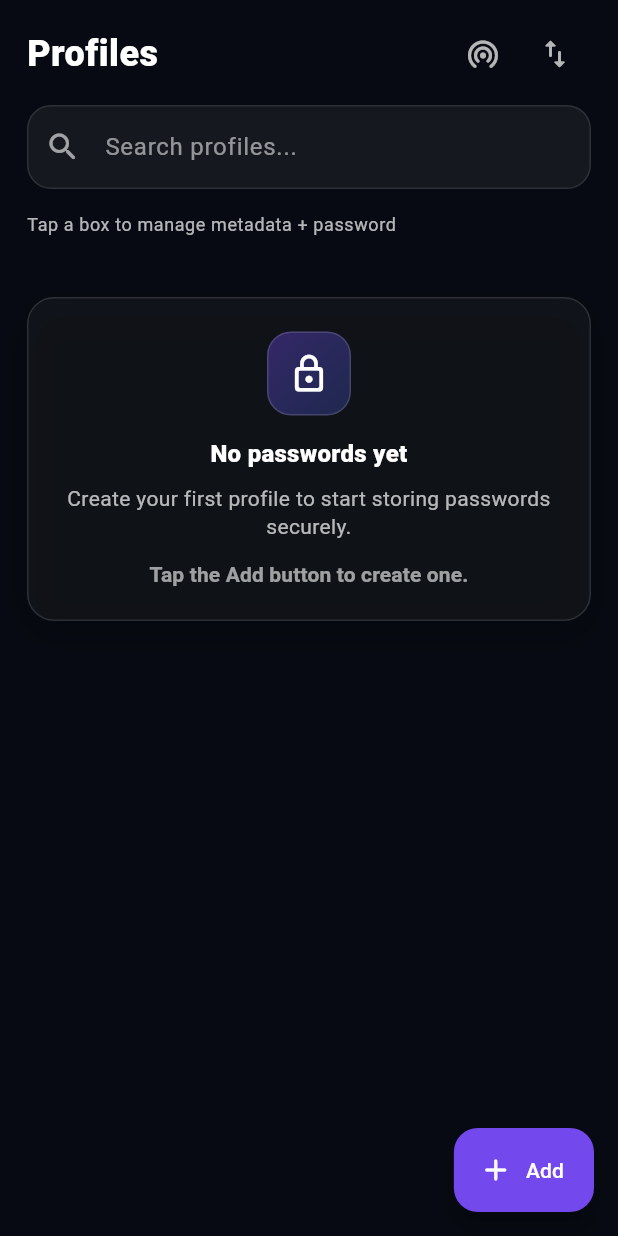
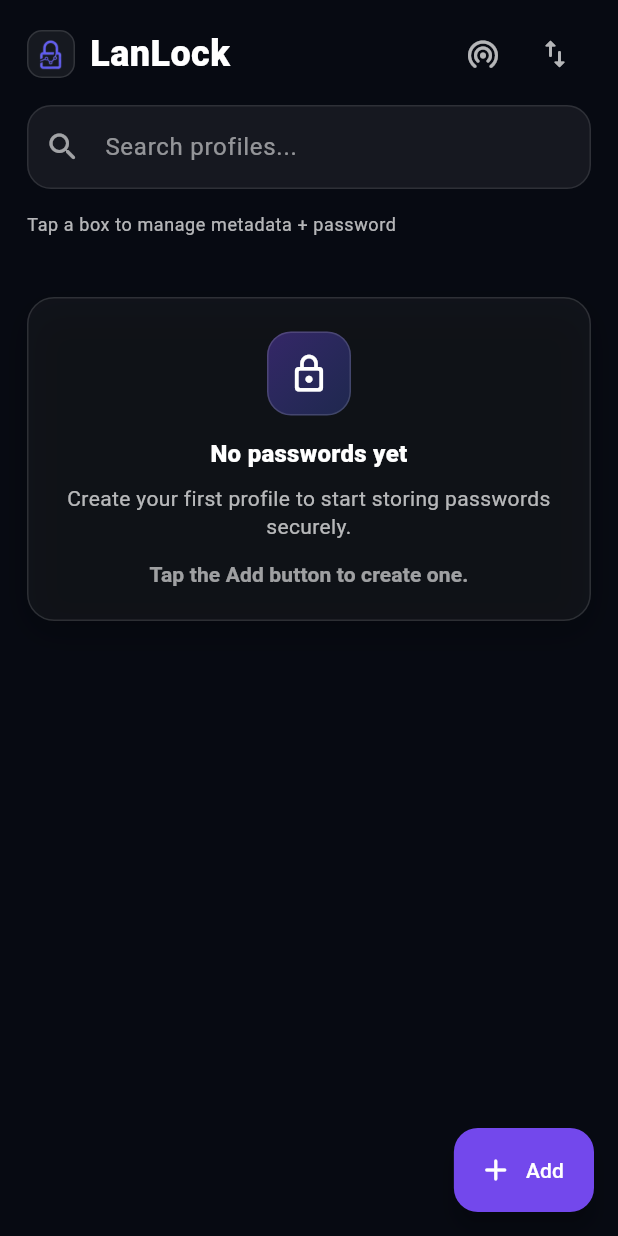
Before and after one commit to itsmu1x/lanlock, a Flutter app: the screen it shows after launch, on a phone screen of 412 x 824 dp. Run offline on Flutter 3.47's test engine with Material 3 defaults, Android fonts, the phone set to English and light mode, and no system bars; our stand-ins replace flutter_secure_storage, local_auth, qr_flutter, shelf, sqflite; missing offline and left inert: encrypt, shelf_router; accounts and stored records are empty.

Commit message:
polish things up

```diff
--- a/lib/ui/profiles_page.dart
+++ b/lib/ui/profiles_page.dart
@@ -78,14 +78,34 @@ class _ProfilesPageState extends State<ProfilesPage> {
                     Row(
                       children: [
                         Expanded(
-                          child: Text(
-                            'Profiles',
-                            style: Theme.of(context).textTheme.headlineSmall
-                                ?.copyWith(
-                                  color: Colors.white,
-                                  fontWeight: FontWeight.w800,
-                                  letterSpacing: 0.3,
+                          child: Row(
+                            children: [
+                              Container(
+                                width: 32,
+                                height: 32,
+                                decoration: BoxDecoration(
+                                  borderRadius: BorderRadius.circular(10),
+                                  color: Colors.white.withValues(alpha: 0.06),
+                                  border: Border.all(
+                                    color: Colors.white.withValues(alpha: 0.12),
+                                  ),
                                 ),
+                                padding: const EdgeInsets.all(4),
+                                child: Image.asset(
+                                  'lib/assets/lanlock_logo.png',
+                                ),
+                              ),
+                              const SizedBox(width: 10),
+                              Text(
+                                'LanLock',
+                                style: Theme.of(context).textTheme.headlineSmall
+                                    ?.copyWith(
+                                      color: Colors.white,
+                                      fontWeight: FontWeight.w800,
+                                      letterSpacing: 0.3,
+                                    ),
+                              ),
+                            ],
                           ),
                         ),
                         IconButton(
@@ -508,7 +528,10 @@ class _ProfilesPageState extends State<ProfilesPage> {
             ),
           ),
           child: AlertDialog(
-            insetPadding: const EdgeInsets.symmetric(horizontal: 16, vertical: 18),
+            insetPadding: const EdgeInsets.symmetric(
+              horizontal: 16,
+              vertical: 18,
+            ),
             scrollable: true,
             surfaceTintColor: Colors.transparent,
             backgroundColor: const Color(0xFF0F1324),
@@ -563,7 +586,8 @@ class _ProfilesPageState extends State<ProfilesPage> {
                       contentPadding: EdgeInsets.zero,
                       activeColor: Colors.deepPurpleAccent,
                       value: replaceExisting,
-                      onChanged: (v) => setStateDialog(() => replaceExisting = v),
+                      onChanged: (v) =>
+                          setStateDialog(() => replaceExisting = v),
                       title: const Text(
                         'Replace existing profiles with same name',
                         style: TextStyle(color: Colors.white),
```
Also changed, not shown: pubspec.yaml (+64 -55 lines), lib/assets/lanlock_logo.png (added), pubspec.lock, 13 other files.
